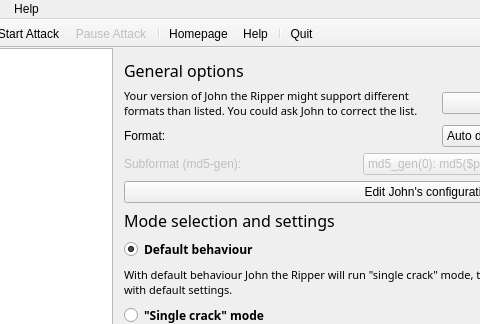
Before: the Qt Designer form mainwindow.ui in openwall/johnny, drawn with Qt 5; both pictures show x 143 to 623 and y 0 to 324 of the 908 by 993 pixel window.
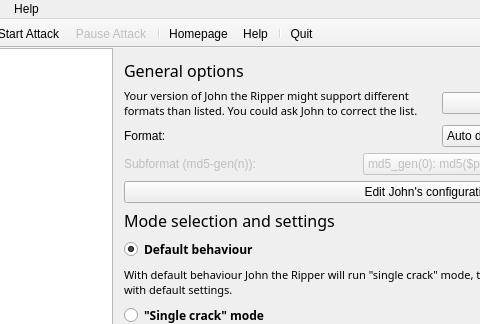
After: the same form once the commit is applied. Icons and pictures are not drawn.

Commit message: s/md5-gen/md5-gen(n)/ as of it will be replaced with real format

Patch:
```diff
--- a/mainwindow.ui
+++ b/mainwindow.ui
@@ -661,7 +661,7 @@
                   <bool>false</bool>
                  </property>
                  <property name="text">
-                  <string>Subformat (md5-gen):</string>
+                  <string>Subformat (md5-gen(n)):</string>
                  </property>
                 </widget>
                </item>
```
Left out of the diff: 2 changed lines with no effect on the pictures. The commit also changes 2 other files.
